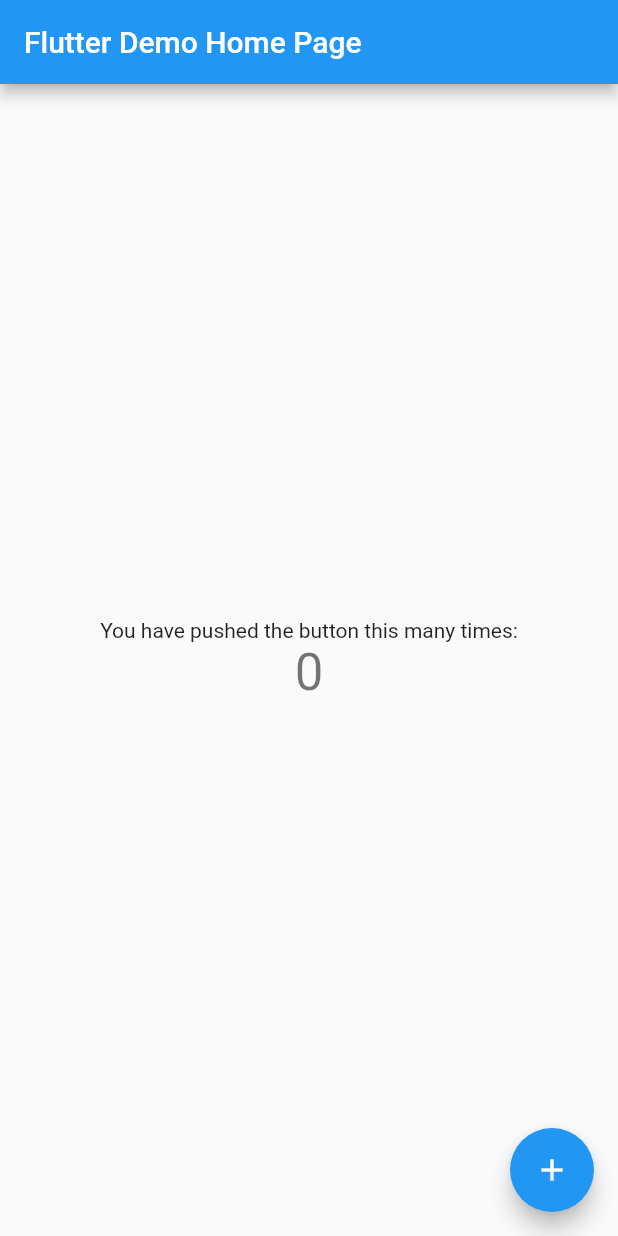
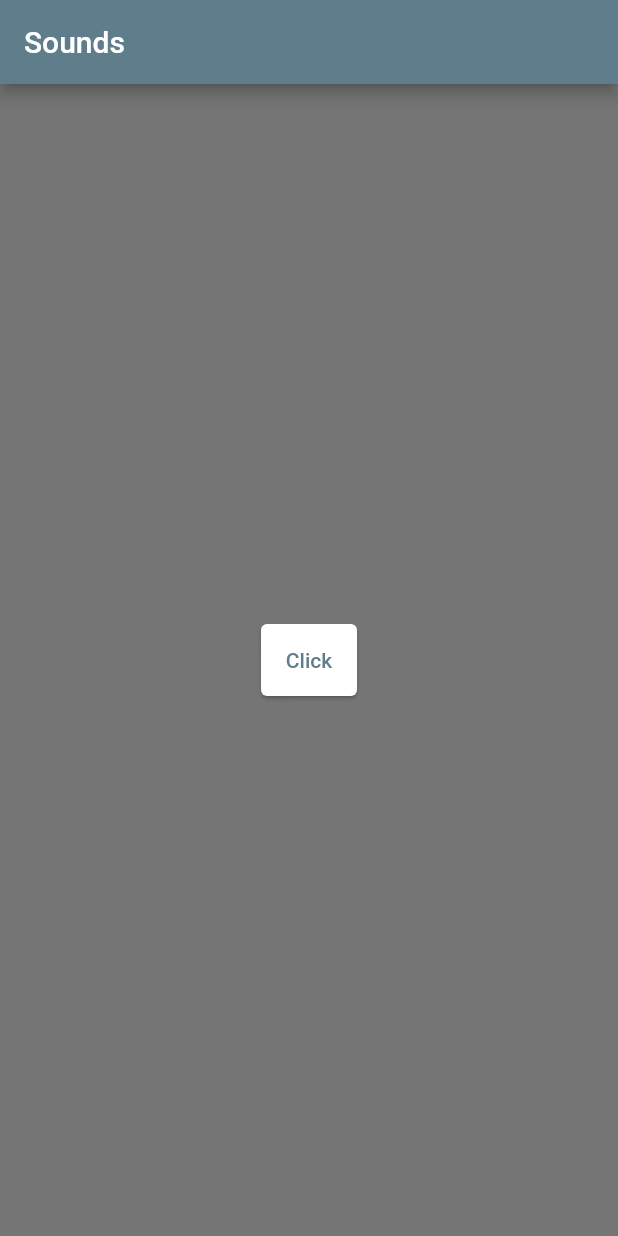
Before and after one commit to misdevelop-org/sound_library, a Flutter app: the screen it shows after launch, on a phone screen of 412 x 824 dp. Run offline on Flutter 3.47's test engine with Material 2 defaults, Android fonts, the phone set to English and light mode, and no system bars; our stand-ins replace audioplayers; missing offline and left inert: storage_manager.

Commit message:
V 0.1.1
* Play local audio
* Better readme with examples

```diff
--- a/example/lib/main.dart
+++ b/example/lib/main.dart
@@ -1,4 +1,5 @@
 import 'package:flutter/material.dart';
+import 'package:sound_library/sound_library.dart';
 
 void main() {
   runApp(const MyApp());
@@ -7,39 +8,20 @@
 class MyApp extends StatelessWidget {
   const MyApp({Key? key}) : super(key: key);
 
-  // This widget is the root of your application.
   @override
   Widget build(BuildContext context) {
     return MaterialApp(
-      title: 'Flutter Demo',
+      title: 'Sound library',
       theme: ThemeData(
-        // This is the theme of your application.
-        //
-        // Try running your application with "flutter run". You'll see the
-        // application has a blue toolbar. Then, without quitting the app, try
-        // changing the primarySwatch below to Colors.green and then invoke
-        // "hot reload" (press "r" in the console where you ran "flutter run",
-        // or simply save your changes to "hot reload" in a Flutter IDE).
-        // Notice that the counter didn't reset back to zero; the application
-        // is not restarted.
-        primarySwatch: Colors.blue,
+        primarySwatch: Colors.blueGrey,
       ),
-      home: const MyHomePage(title: 'Flutter Demo Home Page'),
+      home: const MyHomePage(title: 'Sounds'),
     );
   }
 }
 
 class MyHomePage extends StatefulWidget {
   const MyHomePage({Key? key, required this.title}) : super(key: key);
-
-  // This widget is the home page of your application. It is stateful, meaning
-  // that it has a State object (defined below) that contains fields that affect
-  // how it looks.
-
-  // This class is the configuration for the state. It holds the values (in this
-  // case the title) provided by the parent (in this case the App widget) and
-  // used by the build method of the State. Fields in a Widget subclass are
-  // always marked "final".
 
   final String title;
 
@@ -48,68 +30,33 @@
 }
 
 class _MyHomePageState extends State<MyHomePage> {
-  int _counter = 0;
-
-  void _incrementCounter() {
-    setState(() {
-      // This call to setState tells the Flutter framework that something has
-      // changed in this State, which causes it to rerun the build method below
-      // so that the display can reflect the updated values. If we changed
-      // _counter without calling setState(), then the build method would not be
-      // called again, and so nothing would appear to happen.
-      _counter++;
-    });
-  }
-
   @override
   Widget build(BuildContext context) {
-    // This method is rerun every time setState is called, for instance as done
-    // by the _incrementCounter method above.
-    //
-    // The Flutter framework has been optimized to make rerunning build methods
-    // fast, so that you can just rebuild anything that needs updating rather
-    // than having to individually change instances of widgets.
     return Scaffold(
+      backgroundColor: Colors.black54,
       appBar: AppBar(
-        // Here we take the value from the MyHomePage object that was created by
-        // the App.build method, and use it to set our appbar title.
         title: Text(widget.title),
       ),
       body: Center(
-        // Center is a layout widget. It takes a single child and positions it
-        // in the middle of the parent.
         child: Column(
-          // Column is also a layout widget. It takes a list of children and
-          // arranges them vertically. By default, it sizes itself to fit its
-          // children horizontally, and tries to be as tall as its parent.
-          //
-          // Invoke "debug painting" (press "p" in the console, choose the
-          // "Toggle Debug Paint" action from the Flutter Inspector in Android
-          // Studio, or the "Toggle Debug Paint" command in Visual Studio Code)
-          // to see the wireframe for each widget.
-          //
-          // Column has various properties to control how it sizes itself and
-          // how it positions its children. Here we use mainAxisAlignment to
-          // center the children vertically; the main axis here is the vertical
-          // axis because Columns are vertical (the cross axis would be
-          // horizontal).
           mainAxisAlignment: MainAxisAlignment.center,
           children: <Widget>[
-            const Text(
-              'You have pushed the button this many times:',
-            ),
-            Text(
-              '$_counter',
-              style: Theme.of(context).textTheme.headline4,
-            ),
+            buildSoundButton('Click', Sounds.click),
           ],
         ),
       ),
-      floatingActionButton: FloatingActionButton(
-        onPressed: _incrementCounter,
-        tooltip: 'Increment',
-        child: const Icon(Icons.add),
-      ), // This trailing comma makes auto-formatting nicer for build methods.
     );
   }
+
+  Widget buildSoundButton(String name, Sounds sound) => Padding(
+        padding: const EdgeInsets.all(8.0),
+        child: Card(
+          child: TextButton(
+            child: Text(name),
+            onPressed: () {
+              SoundPlayer.i.play(sound);
+            },
+          ),
+        ),
+      );
 }
--- a/pubspec.yaml
+++ b/pubspec.yaml
@@ -1,6 +1,6 @@
 name: sound_library
 description: Easy UI sounds to directly use in your app through mis develop sound library database
-version: 0.1.0
+version: 0.1.1
 homepage: https://github.com/SirLegui/sound_library
 
 environment:
```
Also changed, not shown: example/pubspec.yaml (+1 -69 lines), lib/src/sound_library.dart (+21 -12 lines), example/pubspec.lock, 3 other files.
